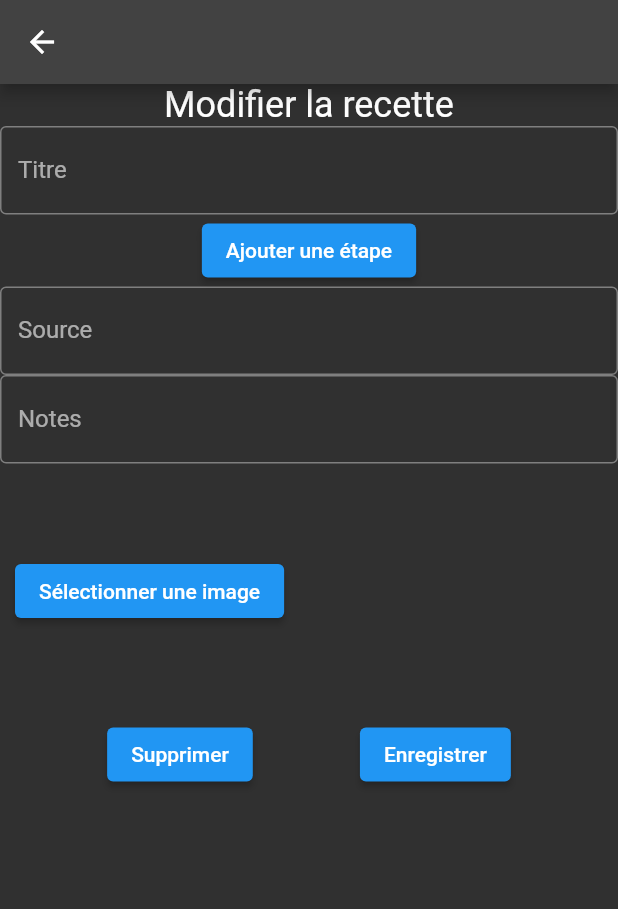
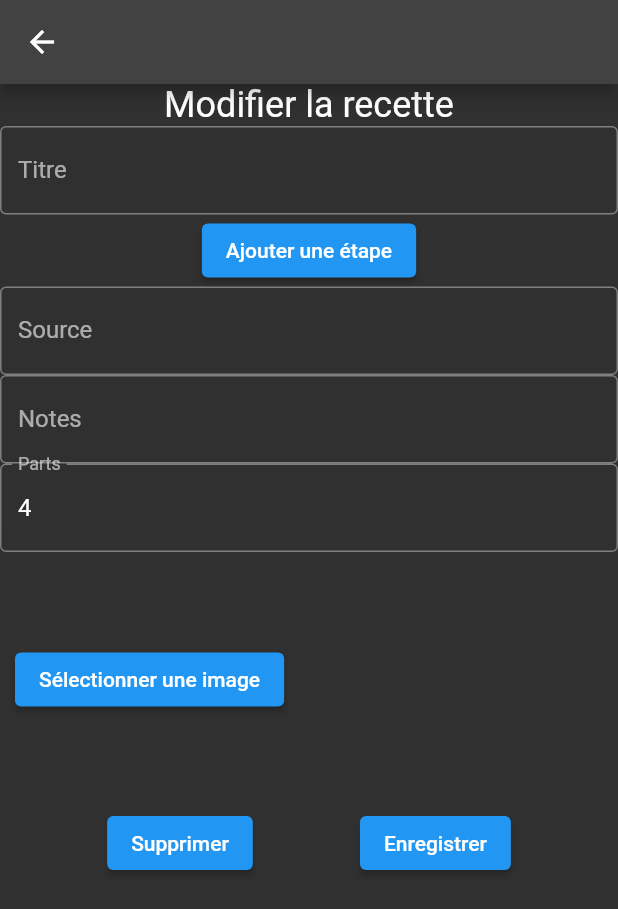
Before and after one commit to lenios/shefu, a Flutter app: the DisplayRecipe screen opened directly with empty values, after a tap on "Modifier la recette", on a phone screen of 412 x 824 dp. Shown: the top 909 px of the screen. Run offline on Flutter 3.47's test engine with Material 2 defaults, Android fonts, the light colour scheme and no system bars; our stand-ins replace circular_countdown_timer, file_picker, get, google_fonts, hive, hive_flutter; missing offline and left inert: fraction; accounts and stored records are empty.

Commit message:
added servings, and various typo/fixes

```diff
--- a/lib/i18n.dart
+++ b/lib/i18n.dart
@@ -10,6 +10,8 @@ class I18n extends Translations {
           'add step': 'Add step',
           'edit recipe': 'Edit recipe',
           'edit step': 'Edit step',
+          'ingredients': 'Ingredients',
+          'instructions': 'Instructions',
           'save': 'Save',
           'delete': 'Delete',
           'title': 'Title',
@@ -21,6 +23,7 @@ class I18n extends Translations {
           'pick image': 'Pick an image',
           'source': 'Source',
           'search': 'Search',
+          'servings': 'Servings',
           'notes': 'Notes',
           'no_recipe':
               'No recipe in database. Please create one using the + icon.',
@@ -32,6 +35,8 @@ class I18n extends Translations {
           'add step': 'Ajouter une étape',
           'edit recipe': 'Modifier la recette',
           'edit step': 'Modifier l\'étape',
+          'ingredients': 'Ingrédients',
+          'instructions': 'Instructions',
           'save': 'Enregistrer',
           'delete': 'Supprimer',
           'title': 'Titre',
@@ -42,6 +47,7 @@ class I18n extends Translations {
           'direction': 'instructions',
           'pick image': 'Sélectionner une image',
           'source': 'Source',
+          'servings': 'Parts',
           'search': 'Recherche',
           'no_recipe':
               'Aucune recette en base. Veuillez en créer une avec l\'icone +.',
--- a/lib/models/recipes.dart
+++ b/lib/models/recipes.dart
@@ -20,5 +20,8 @@ class Recipe extends HiveObject {
   @HiveField(4)
   String notes = '';
 
+  @HiveField(5)
+  int servings = 4;
+
   Recipe(this.title, this.source, this.image_path);
 }
--- a/lib/screens/display_recipe.dart
+++ b/lib/screens/display_recipe.dart
@@ -50,7 +50,7 @@ class DisplayRecipe extends StatelessWidget {
                                       CrossAxisAlignment.stretch,
                                   children: [
                                     Text(
-                                      'Ingredients',
+                                      'ingredients'.tr,
                                       textAlign: TextAlign.center,
                                       style: TextStyle(
                                           fontSize: 20,
@@ -62,12 +62,12 @@ class DisplayRecipe extends StatelessWidget {
                                   ],
                                 )),
                             Flexible(
-                                flex: 2,
+                                //flex: 2,
                                 child: Column(
                               crossAxisAlignment: CrossAxisAlignment.start,
                               children: [
                                 Text(
-                                      'Instructions',
+                                  'instructions'.tr,
                                   style: TextStyle(
                                       fontSize: 20,
                                       fontStyle: FontStyle.normal,
--- a/lib/screens/edit_recipe.dart
+++ b/lib/screens/edit_recipe.dart
@@ -17,6 +17,7 @@ class EditRecipe extends StatelessWidget {
   final TextEditingController _sourceController = TextEditingController();
   final TextEditingController _titleController = TextEditingController();
   final TextEditingController _notesController = TextEditingController();
+  final TextEditingController _servingsController = TextEditingController();
 
   final _recipes = Hive.box<Recipe>('recipes');
 
@@ -39,6 +40,7 @@ class EditRecipe extends StatelessWidget {
     _titleController.text = _recipe!.title;
     _notesController.text = _recipe!.notes;
     _sourceController.text = _recipe!.source;
+    _servingsController.text = _recipe!.servings.toString();
 
     c.file_path = _recipe?.image_path ?? '';
   }
@@ -78,7 +80,13 @@ class EditRecipe extends StatelessWidget {
                           border: OutlineInputBorder(), labelText: 'notes'.tr),
                       controller: _notesController,
                     ),
-                    pickImageWidget(),
+                    TextFormField(
+                      decoration: InputDecoration(
+                          border: OutlineInputBorder(),
+                          labelText: 'servings'.tr),
+                      controller: _servingsController,
+                    ),
+                    pickImageWidget('r' + _recipe!.key.toString()),
                     Row(
                         mainAxisSize: MainAxisSize.max,
                         mainAxisAlignment: MainAxisAlignment.spaceEvenly,
@@ -124,6 +132,8 @@ class EditRecipe extends StatelessWidget {
     _recipe!.source = _sourceController.text;
     _recipe!.image_path = c.file_path;
     _recipe!.notes = _notesController.text;
+    _recipe!.servings = int.parse(_servingsController.text);
+
     _recipe!.save();
     c.update();
   }
--- a/lib/widgets/image_helper.dart
+++ b/lib/widgets/image_helper.dart
@@ -8,7 +8,7 @@ import 'package:path/path.dart';
 import 'package:path_provider/path_provider.dart';
 import 'package:shefu/controller.dart';
 
-Widget pickImageWidget() {
+Widget pickImageWidget(String recipe_id) {
   final Controller c = Get.find();
 
   return Center(
@@ -24,7 +24,9 @@ Widget pickImageWidget() {
                 width: 300,
               ))
             : Container(),
-        ElevatedButton(child: Text('pick image'.tr), onPressed: pickImage),
+        ElevatedButton(
+            child: Text('pick image'.tr),
+            onPressed: (() => pickImage(recipe_id))),
       ]),
     ),
   );
@@ -35,7 +37,7 @@ Future<String> get _localPath async {
   return directory.path;
 }
 
-pickImage() async {
+pickImage(String recipe_id) async {
   //webp not available for FileType.image
   final result = await FilePicker.platform
       .pickFiles(type: FileType.any, allowMultiple: false, withData: true);
@@ -45,7 +47,7 @@ pickImage() async {
     PlatformFile file = result.files.first;
 
     final dir_path = await _localPath;
-    c.file_path = '$dir_path/${file.name}';
+    c.file_path = '$dir_path/${recipe_id}_${file.name}';
     //write image to disk
     File(c.file_path).writeAsBytesSync(List.from(file.bytes!.cast<int>()));
     c.update();
--- a/lib/widgets/recipe_header.dart
+++ b/lib/widgets/recipe_header.dart
@@ -38,9 +38,12 @@ class RecipeHeader extends StatelessWidget {
                     fontSize: 20,
                   )),
               Text("${'source'.tr}: ${recipe.source}"),
+              Text("${'servings'.tr}: ${recipe.servings}"),
+
               //TODO deal with overflow
               (recipe.notes.length > 0)
-                  ? Text("${'notes'.tr}: ${recipe.notes}")
+                  ? SizedBox(
+                      width: 500, child: Text("${'notes'.tr}: ${recipe.notes}"))
                   : Container(),
             ],
           )
--- a/pubspec.yaml
+++ b/pubspec.yaml
@@ -36,6 +36,7 @@ dependencies:
   hive: ^2.0.4
   hive_flutter: ^1.1.0
   circular_countdown_timer: 0.2.0
+  fraction: ^3.2.2
 
 dev_dependencies:
 #  flutter_test:
```
Also changed, not shown: lib/screens/edit_recipe_step.dart (+6 -3 lines), lib/widgets/recipe_step_card.dart (+7 -5 lines), pubspec.lock. Lines whose indentation alone changed are shown as unchanged.
